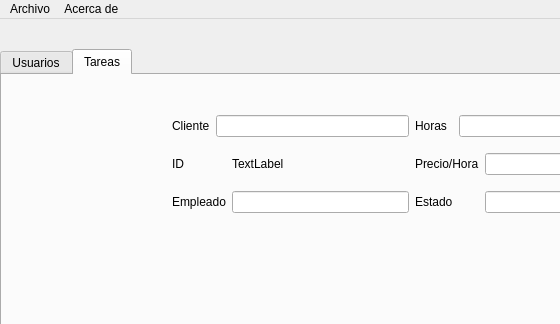
Qt form templates/window.ui (antonrubii/recuperaAnton) before a commit; both pictures show x 0 to 560 and y 0 to 324 of the 1199 by 886 pixel window.
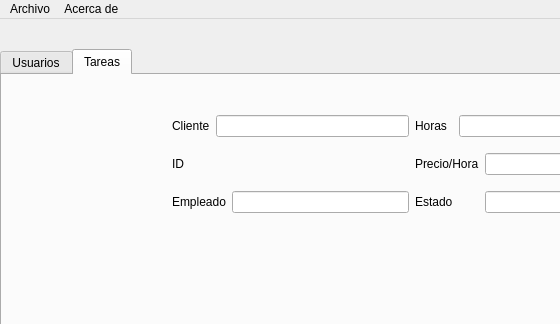
The same form after that commit. The open tabs and pages were chosen to show the change.

```diff
--- a/templates/window.ui
+++ b/templates/window.ui
@@ -315,7 +315,7 @@
        <item row="1" column="2">
         <widget class="QLabel" name="label_3">
          <property name="text">
-          <string>TextLabel</string>
+          <string/>
          </property>
         </widget>
        </item>
```
Left out of the diff: 2 changed lines with no effect on the pictures.
